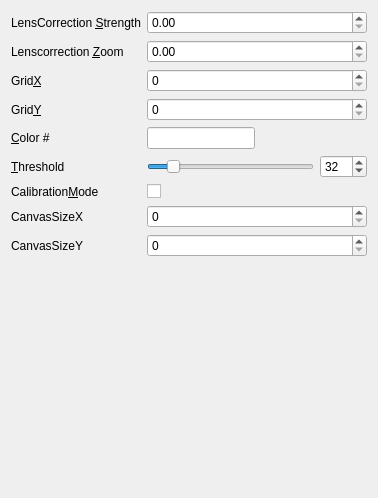
fpetersen86/blobtracker, file settings.ui: the form before one commit.
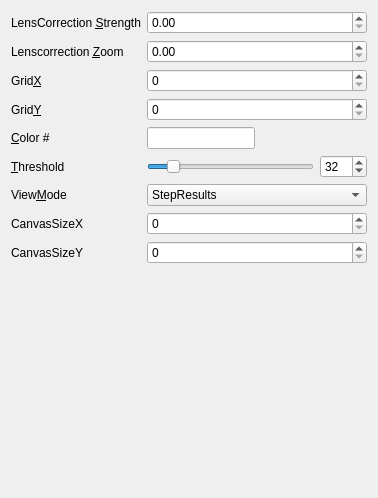
The form after the commit.

```diff
--- a/settings.ui
+++ b/settings.ui
@@ -153,20 +153,13 @@
        </item>
       </layout>
      </item>
-     <item row="6" column="1">
-      <widget class="QCheckBox" name="calibrationCheckBox">
-       <property name="text">
-        <string/>
-       </property>
-      </widget>
-     </item>
      <item row="6" column="0">
       <widget class="QLabel" name="label_7">
        <property name="text">
-        <string>Calibration&amp;Mode</string>
+        <string>View&amp;Mode</string>
        </property>
        <property name="buddy">
-        <cstring>calibrationCheckBox</cstring>
+        <cstring>viewModeComboBox</cstring>
        </property>
       </widget>
      </item>
@@ -204,6 +197,25 @@
        </property>
       </widget>
      </item>
+     <item row="6" column="1">
+      <widget class="QComboBox" name="viewModeComboBox">
+       <item>
+        <property name="text">
+         <string>StepResults</string>
+        </property>
+       </item>
+       <item>
+        <property name="text">
+         <string>Calibration</string>
+        </property>
+       </item>
+       <item>
+        <property name="text">
+         <string>Whatever</string>
+        </property>
+       </item>
+      </widget>
+     </item>
     </layout>
    </item>
   </layout>
```
Left out of the diff: 30 changed lines with no effect on the pictures.
